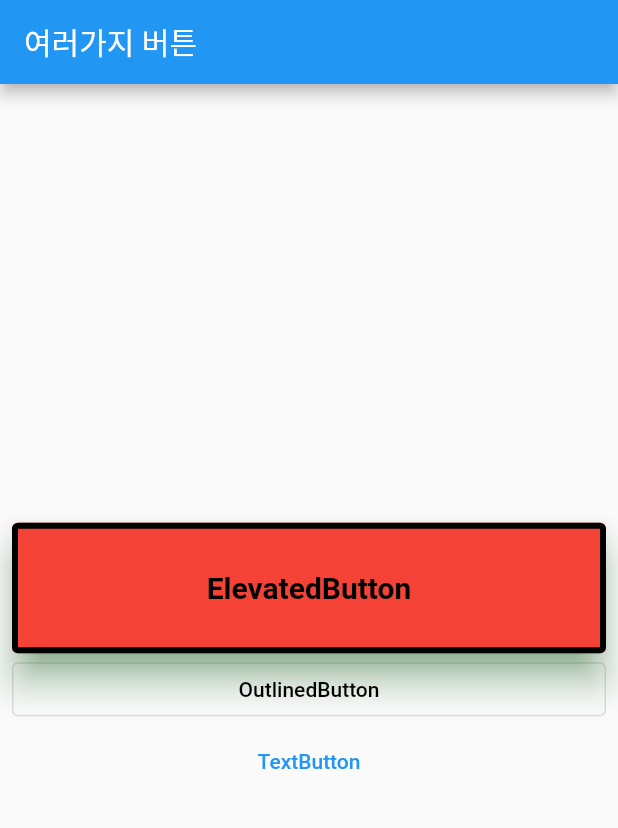
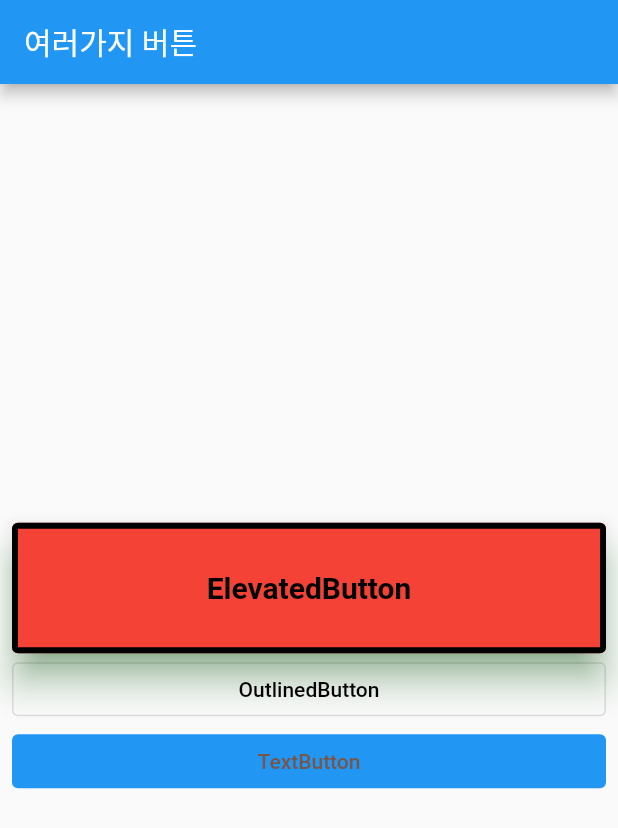
Before and after one commit to sweetswift/buttons, a Flutter app: the screen it shows after launch, on a phone screen of 412 x 824 dp. Shown: the top 828 px of the screen. Run offline on Flutter 3.47's test engine with Material 2 defaults, Android fonts, the phone set to English and light mode, and no system bars.

```diff
--- a/lib/screen/home_screen.dart
+++ b/lib/screen/home_screen.dart
@@ -51,6 +51,10 @@ class HomeScreen extends StatelessWidget {
             ),
             TextButton(
               onPressed: () {},
+              style: TextButton.styleFrom(
+                foregroundColor: Colors.brown,
+                backgroundColor: Colors.blue,
+              ),
               child: Text('TextButton'),
             ),
           ],
```
